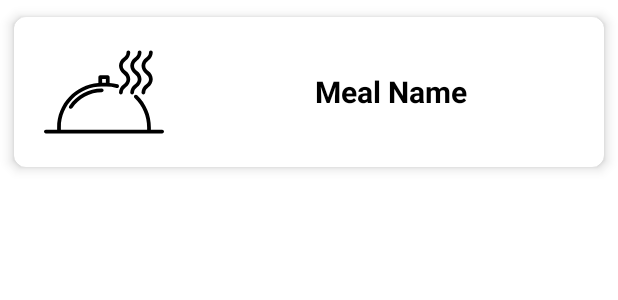
After one commit to Big-Heros-Team/Ginger, an Android app: the layout meal_card_layout.xml on its own in the app's theme, with its tools: preview values and no code run, on a phone screen of 412 x 824 dp. The commit adds this screen. Shown: the top 300 px of the screen. Run offline under Robolectric (Android 15) with nearby library versions, the phone set to English and light mode, and no system bars.

Commit message:
Category Meals List DONE ^_^

```diff
--- a/app/build.gradle
+++ b/app/build.gradle
@@ -46,4 +46,8 @@ dependencies {
     implementation 'com.squareup.retrofit2:converter-gson:2.7.2'
     implementation 'com.squareup.okhttp3:okhttp:4.9.1'
 
+    // gives us the CardView and RecyclerView libraries
+    implementation 'com.google.android.material:material:1.4.0'
+
+
 }
--- a/app/src/main/AndroidManifest.xml
+++ b/app/src/main/AndroidManifest.xml
@@ -1,6 +1,7 @@
 <?xml version="1.0" encoding="utf-8"?>
 <manifest xmlns:android="http://schemas.android.com/apk/res/android"
     package="com.ginger">
+    <uses-permission android:name="android.permission.INTERNET" />
 
     <application
         android:allowBackup="true"
@@ -9,6 +10,9 @@
         android:roundIcon="@mipmap/ic_launcher_round"
         android:supportsRtl="true"
         android:theme="@style/Theme.Ginger">
+        <activity
+            android:name=".CategoryMealsActivity"
+            android:exported="true" />
         <activity
             android:name=".ConfirmActivity"
             android:exported="true" />
--- /dev/null
+++ b/app/src/main/res/drawable/ic_tray.xml
@@ -0,0 +1,21 @@
+<vector xmlns:android="http://schemas.android.com/apk/res/android"
+    android:width="512dp"
+    android:height="512dp"
+    android:viewportWidth="512"
+    android:viewportHeight="512">
+  <path
+      android:fillColor="#FF000000"
+      android:pathData="M107.672,315.408c-2.507,3.638 -1.591,8.62 2.047,11.127c3.638,2.507 8.62,1.591 11.127,-2.047c0.053,-0.076 0.104,-0.154 0.154,-0.232c27.808,-42.09 74.889,-67.408 125.336,-67.4c4.418,0 8,-3.582 8,-8s-3.582,-8 -8,-8C190.527,240.842 138.439,268.847 107.672,315.408z"/>
+  <path
+      android:fillColor="#FF000000"
+      android:pathData="M504,416.856h-48v-9.664c0.186,-51.829 -20.95,-101.453 -58.448,-137.232c-3.107,-3.142 -8.172,-3.17 -11.314,-0.064c-3.142,3.107 -3.17,8.172 -0.064,11.314c0.094,0.095 0.19,0.188 0.289,0.278c34.345,32.775 53.704,78.23 53.536,125.704v9.664H72v-9.664c0.106,-96.239 78.097,-174.23 174.336,-174.336h19.328c14.861,-0.01 29.662,1.872 44.048,5.6c4.233,1.267 8.691,-1.137 9.958,-5.37c1.267,-4.233 -1.137,-8.691 -5.37,-9.958c-0.194,-0.058 -0.391,-0.109 -0.589,-0.152c-11.049,-2.85 -22.332,-4.7 -33.712,-5.528v-24.592c0,-4.418 -3.582,-8 -8,-8h-32c-4.418,0 -8,3.582 -8,8v24.592c-99.207,7.598 -175.869,90.246 -176,189.744v9.664H8c-4.418,0 -8,3.582 -8,8s3.582,8 8,8h496c4.418,0 8,-3.582 8,-8S508.418,416.856 504,416.856zM248,200.856h16v16h-16V200.856z"/>
+  <path
+      android:fillColor="#FF000000"
+      android:pathData="M338.672,178.8C346.12,185.448 352,190.696 352,201.408c0,10.712 -5.88,15.96 -13.328,22.648c-11.322,7.912 -18.244,20.706 -18.672,34.512c0,4.418 3.582,8 8,8s8,-3.582 8,-8c0,-10.712 5.88,-15.96 13.328,-22.608c11.329,-7.924 18.251,-20.733 18.672,-34.552c-0.421,-13.817 -7.343,-26.623 -18.672,-34.544c-7.448,-6.648 -13.328,-11.896 -13.328,-22.6c0,-10.704 5.88,-15.944 13.328,-22.592c11.329,-7.913 18.252,-20.715 18.672,-34.528c0,-4.418 -3.582,-8 -8,-8s-8,3.582 -8,8c0,10.696 -5.88,15.936 -13.328,22.584c-11.331,7.916 -18.254,20.721 -18.672,34.536C320.422,158.078 327.344,170.882 338.672,178.8z"/>
+  <path
+      android:fillColor="#FF000000"
+      android:pathData="M386.672,178.8C394.12,185.448 400,190.696 400,201.408c0,10.712 -5.88,16 -13.328,22.616c-11.331,7.919 -18.254,20.726 -18.672,34.544c0,4.418 3.582,8 8,8s8,-3.582 8,-8c0,-10.712 5.88,-15.96 13.328,-22.608c11.329,-7.924 18.251,-20.733 18.672,-34.552c-0.421,-13.817 -7.343,-26.623 -18.672,-34.544c-7.448,-6.648 -13.328,-11.896 -13.328,-22.6c0,-10.704 5.88,-15.944 13.328,-22.592c11.329,-7.913 18.252,-20.715 18.672,-34.528c0,-4.418 -3.582,-8 -8,-8s-8,3.582 -8,8c0,10.696 -5.88,15.936 -13.328,22.584c-11.331,7.916 -18.254,20.721 -18.672,34.536C368.422,158.078 375.344,170.882 386.672,178.8z"/>
+  <path
+      android:fillColor="#FF000000"
+      android:pathData="M434.672,178.8C442.12,185.448 448,190.696 448,201.408c0,10.712 -5.88,16 -13.328,22.616c-11.331,7.919 -18.254,20.726 -18.672,34.544c0,4.418 3.582,8 8,8s8,-3.582 8,-8c0,-10.712 5.88,-15.96 13.328,-22.608c11.329,-7.924 18.251,-20.733 18.672,-34.552c-0.421,-13.817 -7.343,-26.623 -18.672,-34.544c-7.448,-6.648 -13.328,-11.896 -13.328,-22.6c0,-10.704 5.88,-15.944 13.328,-22.592c11.329,-7.913 18.252,-20.715 18.672,-34.528c0,-4.418 -3.582,-8 -8,-8s-8,3.582 -8,8c0,10.696 -5.88,15.936 -13.328,22.584c-11.331,7.916 -18.254,20.721 -18.672,34.536C416.422,158.078 423.344,170.882 434.672,178.8z"/>
+</vector>
--- /dev/null
+++ b/app/src/main/res/layout/meal_card_layout.xml
@@ -0,0 +1,52 @@
+<?xml version="1.0" encoding="utf-8"?>
+<androidx.cardview.widget.CardView xmlns:android="http://schemas.android.com/apk/res/android"
+    xmlns:app="http://schemas.android.com/apk/res-auto"
+    android:layout_width="match_parent"
+    android:layout_height="wrap_content"
+    android:layout_margin="1dp"
+    app:cardBackgroundColor="@color/white"
+    app:cardCornerRadius="8dp"
+    app:cardElevation="5dp"
+    app:cardMaxElevation="5dp"
+    app:cardPreventCornerOverlap="true"
+    app:cardUseCompatPadding="true">
+
+    <RelativeLayout
+        android:layout_width="match_parent"
+        android:layout_height="100dp">
+
+        <ImageView
+            android:id="@+id/meal_image"
+            android:layout_width="100dp"
+            android:layout_height="100dp"
+            android:layout_alignParentStart="true"
+            android:layout_alignParentTop="true"
+            android:layout_alignParentBottom="true"
+            android:layout_marginStart="10dp"
+            android:layout_marginTop="10dp"
+            android:layout_marginBottom="10dp"
+            android:src="@drawable/ic_tray"
+            app:layout_constraintBottom_toBottomOf="parent"
+            app:layout_constraintEnd_toEndOf="parent"
+            app:layout_constraintStart_toStartOf="parent"
+            app:layout_constraintTop_toTopOf="parent" />
+
+        <TextView
+            android:id="@+id/meal_name"
+            android:layout_width="wrap_content"
+            android:layout_height="wrap_content"
+            android:layout_alignParentTop="true"
+            android:layout_alignParentEnd="true"
+            android:layout_alignParentBottom="true"
+            android:layout_margin="10dp"
+            android:layout_marginTop="10dp"
+            android:layout_marginBottom="10dp"
+            android:layout_toEndOf="@id/meal_image"
+            android:gravity="center"
+            android:text="Meal Name"
+            android:textColor="@color/black"
+            android:textSize="20sp"
+            android:textStyle="bold" />
+    </RelativeLayout>
+
+</androidx.cardview.widget.CardView>
```
Also changed, not shown: app/src/main/java/com/ginger/CategoryMealsActivity.java (added, +92 -0 lines), app/src/main/java/com/ginger/MainActivity.java (+9 -0 lines), app/src/main/java/com/ginger/adapters/MealAdapter.java (added, +108 -0 lines), app/src/main/res/layout/activity_category_meals.xml (added, +33 -0 lines), app/src/main/res/layout/activity_main.xml (+8 -0 lines), app/src/main/res/values/strings.xml (line endings or trailing spaces).
